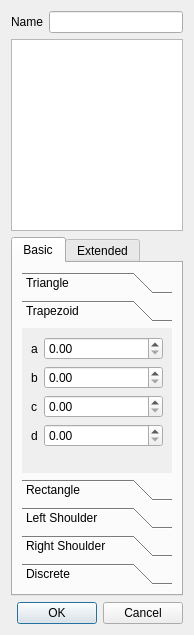
This is qtfuzzylite/ui/Term.ui in fuzzylite/fuzzylite as Qt 5 draws it before an edit. The edited form follows.
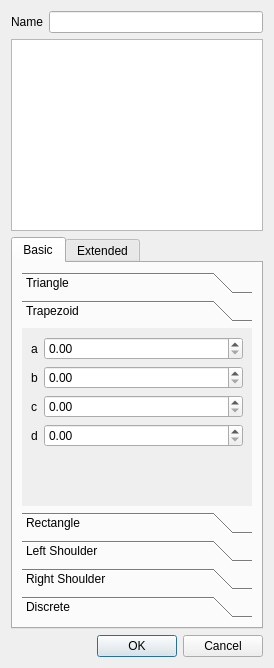
This is the edited form. The open tabs and pages were chosen to show the change. Icons and pictures are not drawn. Custom widgets are drawn as their Qt base class.

Commit message: Term dialog ready

```diff
--- a/qtfuzzylite/ui/Term.ui
+++ b/qtfuzzylite/ui/Term.ui
@@ -6,10 +6,16 @@
    <rect>
     <x>0</x>
     <y>0</y>
-    <width>194</width>
-    <height>635</height>
+    <width>274</width>
+    <height>668</height>
    </rect>
   </property>
+  <property name="sizePolicy">
+   <sizepolicy hsizetype="Fixed" vsizetype="Fixed">
+    <horstretch>0</horstretch>
+    <verstretch>0</verstretch>
+   </sizepolicy>
+  </property>
   <property name="windowTitle">
    <string>Term</string>
   </property>
@@ -21,6 +27,12 @@
      </property>
      <item>
       <widget class="QLabel" name="lbl_name">
+       <property name="sizePolicy">
+        <sizepolicy hsizetype="Minimum" vsizetype="Fixed">
+         <horstretch>0</horstretch>
+         <verstretch>0</verstretch>
+        </sizepolicy>
+       </property>
        <property name="text">
         <string>Name</string>
        </property>
@@ -50,7 +62,7 @@
    <item>
     <widget class="QTabWidget" name="tabTerms">
      <property name="sizePolicy">
-      <sizepolicy hsizetype="Expanding" vsizetype="MinimumExpanding">
+      <sizepolicy hsizetype="MinimumExpanding" vsizetype="MinimumExpanding">
        <horstretch>0</horstretch>
        <verstretch>0</verstretch>
       </sizepolicy>
@@ -77,6 +89,12 @@
            <verstretch>0</verstretch>
           </sizepolicy>
          </property>
+         <property name="minimumSize">
+          <size>
+           <width>195</width>
+           <height>0</height>
+          </size>
+         </property>
          <property name="currentIndex">
           <number>0</number>
          </property>
@@ -137,8 +155,8 @@
            <rect>
             <x>0</x>
             <y>0</y>
-            <width>102</width>
-            <height>146</height>
+            <width>234</width>
+            <height>147</height>
            </rect>
           </property>
           <attribute name="label">
```
Left out of the diff: 26 changed lines with no effect on the pictures. The commit also changes 9 other files.
